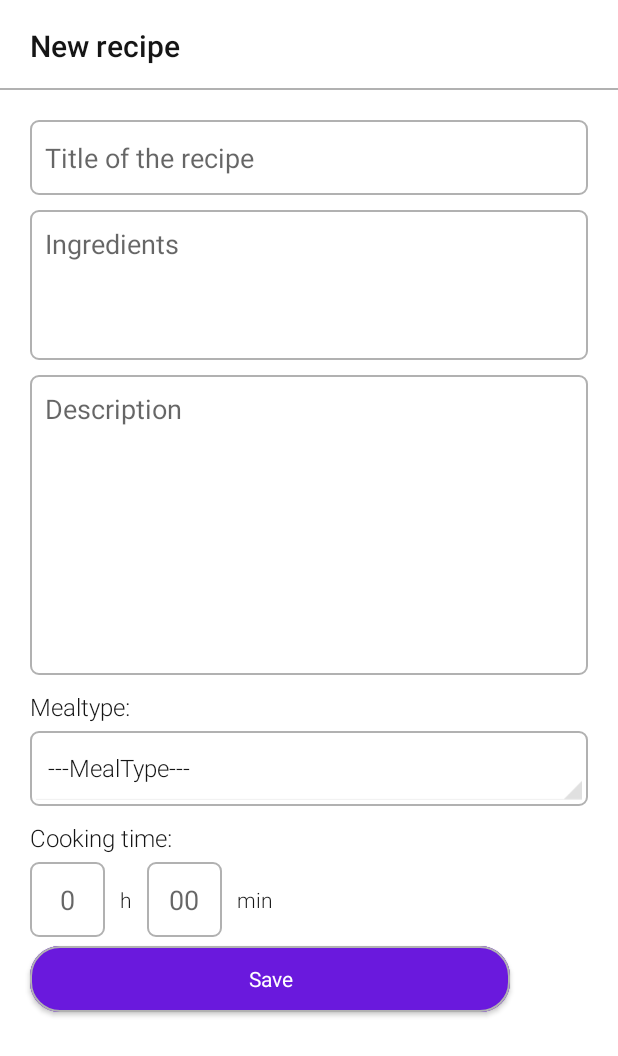
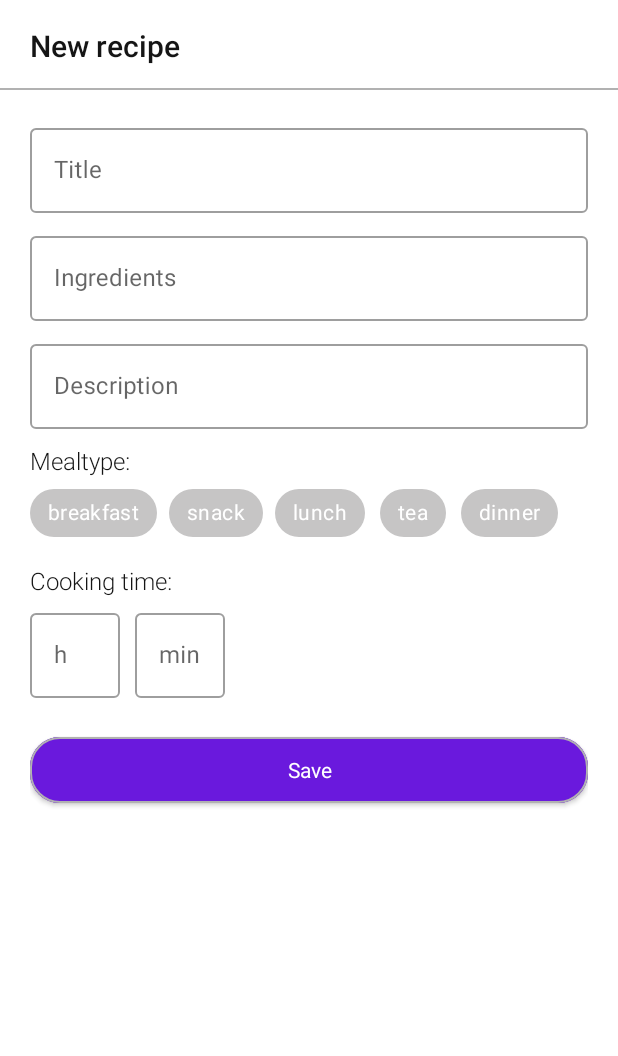
Before and after one commit to ybirukova/CookBook, an Android app: the CreateRecipeFragment screen opened through its navigation route, on a phone screen of 412 x 824 dp. Shown: the top 1056 px of the screen. Run offline under Robolectric (Android 15) with nearby library versions, the phone set to English and light mode, and no system bars; our stand-ins replace navigation-ui; network calls fail; 3 statements that could not run were skipped.

Commit message:
update UI of CreateRecipeScreen

```diff
--- a/app/src/main/java/com/example/cookbook/ui/create_recipe/CreateRecipeFragment.kt
+++ b/app/src/main/java/com/example/cookbook/ui/create_recipe/CreateRecipeFragment.kt
@@ -18,6 +18,7 @@ import com.example.cookbook.databinding.FragmentCreateRecipeBinding
 import com.example.cookbook.di.ViewModelFactory
 import com.example.cookbook.ui.MainActivity
 import com.example.cookbook.utils.Constants.Companion.EMPTY_STRING
+import com.google.android.material.chip.Chip
 import javax.inject.Inject
 
 class CreateRecipeFragment : Fragment() {
@@ -97,10 +98,17 @@ class CreateRecipeFragment : Fragment() {
             val totalTime =
                 "$hoursStr ${resources.getString(R.string.hours)} $minStr ${resources.getString(R.string.min)}"
 
+            val selectedChips: MutableList<String> = mutableListOf()
+
+            for (chipId in cgMealtype.checkedChipIds) {
+                val chip = requireActivity().findViewById<Chip>(chipId)
+                selectedChips.add(chip.text.toString())
+            }
+
             viewModel.createAndSaveRecipeData(
                 label = etTitle.text.toString(),
                 url = etDescription.text.toString(),
-                mealType = spinnerMealType.selectedItem.toString(),
+                mealType = selectedChips.toString(),
                 ingredientLines = listOf(etAddProduct.text.toString()),
                 totalTime = totalTime
             )
--- /dev/null
+++ b/app/src/main/res/color/bg_chip_state_list.xml
@@ -0,0 +1,5 @@
+<?xml version="1.0" encoding="utf-8"?>
+<selector xmlns:android="http://schemas.android.com/apk/res/android">
+    <item android:color="@color/checked_chips_purple" android:state_checked="true" />
+    <item android:color="@color/unchecked_chips_light_gray" android:state_checked="false" />
+</selector>
--- /dev/null
+++ b/app/src/main/res/color/text_chip_state_list.xml
@@ -0,0 +1,5 @@
+<?xml version="1.0" encoding="utf-8"?>
+<selector xmlns:android="http://schemas.android.com/apk/res/android">
+    <item android:color="@color/purple_500" android:state_checked="true" />
+    <item android:color="@color/white" />
+</selector>
--- a/app/src/main/res/layout/fragment_create_recipe.xml
+++ b/app/src/main/res/layout/fragment_create_recipe.xml
@@ -44,125 +44,113 @@
         <LinearLayout
             android:layout_width="match_parent"
             android:layout_height="0dp"
+            android:layout_marginHorizontal="20dp"
             android:orientation="vertical"
             app:layout_constraintBottom_toBottomOf="parent"
             app:layout_constraintTop_toTopOf="parent">
 
-            <LinearLayout
-                android:id="@+id/ll_title"
+            <com.google.android.material.textfield.TextInputLayout
+                android:id="@+id/layout_title"
+                style="@style/Widget.MaterialComponents.TextInputLayout.OutlinedBox"
                 android:layout_width="match_parent"
                 android:layout_height="wrap_content"
-                android:layout_marginStart="20dp"
                 android:layout_marginTop="20dp"
-                android:layout_marginEnd="20dp"
-                android:background="@drawable/background_edit"
-                android:orientation="horizontal"
-                app:layout_constraintEnd_toEndOf="parent"
-                app:layout_constraintStart_toStartOf="parent"
-                app:layout_constraintTop_toTopOf="parent">
+                android:hint="@string/hint_title">
 
-                <EditText
+                <com.google.android.material.textfield.TextInputEditText
                     android:id="@+id/et_title"
-                    style="@android:style/TextAppearance.Medium"
                     android:layout_width="match_parent"
-                    android:layout_height="50dp"
-                    android:layout_marginStart="10dp"
-                    android:layout_marginEnd="10dp"
-                    android:background="@color/transparent"
-                    android:hint="@string/hint_title"
+                    android:layout_height="wrap_content"
                     android:inputType="textMultiLine"
-                    android:maxLines="5" />
-            </LinearLayout>
+                    android:maxLines="2" />
+            </com.google.android.material.textfield.TextInputLayout>
 
-            <LinearLayout
-                android:id="@+id/ll_add_product"
+            <com.google.android.material.textfield.TextInputLayout
+                android:id="@+id/layout_add_product"
+                style="@style/Widget.MaterialComponents.TextInputLayout.OutlinedBox"
                 android:layout_width="match_parent"
-                android:layout_height="100dp"
-                android:layout_marginStart="20dp"
+                android:layout_height="wrap_content"
                 android:layout_marginTop="10dp"
-                android:layout_marginEnd="20dp"
-                android:background="@drawable/background_edit"
-                android:orientation="horizontal"
-                app:layout_constraintTop_toBottomOf="@+id/ll_title">
+                android:hint="@string/ingredients_1">
 
-                <EditText
+                <com.google.android.material.textfield.TextInputEditText
                     android:id="@+id/et_add_product"
                     android:layout_width="match_parent"
-                    android:layout_height="match_parent"
-                    android:layout_marginStart="10dp"
-                    android:layout_marginTop="10dp"
-                    android:layout_marginEnd="10dp"
-                    android:background="@color/transparent"
-                    android:gravity="top"
-                    android:hint="@string/ingredients_1"
-                    android:inputType="textMultiLine"
-                    app:layout_constraintStart_toEndOf="@+id/plus" />
-            </LinearLayout>
+                    android:layout_height="wrap_content"
+                    android:inputType="textMultiLine" />
+            </com.google.android.material.textfield.TextInputLayout>
 
-            <LinearLayout
-                android:id="@+id/ll_description"
+            <com.google.android.material.textfield.TextInputLayout
+                android:id="@+id/layout_description"
+                style="@style/Widget.MaterialComponents.TextInputLayout.OutlinedBox"
                 android:layout_width="match_parent"
-                android:layout_height="200dp"
-                android:layout_marginStart="20dp"
+                android:layout_height="wrap_content"
                 android:layout_marginTop="10dp"
-                android:layout_marginEnd="20dp"
-                android:background="@drawable/background_edit"
-                android:orientation="horizontal"
-                app:layout_constraintEnd_toEndOf="parent"
-                app:layout_constraintStart_toStartOf="parent"
-                app:layout_constraintTop_toBottomOf="@+id/ll_add_product">
+                android:hint="@string/hint_description">
 
-                <EditText
+                <com.google.android.material.textfield.TextInputEditText
                     android:id="@+id/et_description"
-                    style="@android:style/TextAppearance.Medium"
                     android:layout_width="match_parent"
-                    android:layout_height="match_parent"
-                    android:layout_marginStart="10dp"
-                    android:layout_marginTop="10dp"
-                    android:layout_marginEnd="10dp"
-                    android:background="@color/transparent"
-                    android:gravity="top"
-                    android:hint="@string/hint_description"
-                    android:inputType="textMultiLine"
-                    android:maxLines="10" />
-            </LinearLayout>
+                    android:layout_height="wrap_content"
+                    android:inputType="textMultiLine" />
+            </com.google.android.material.textfield.TextInputLayout>
 
             <TextView
                 android:id="@+id/title_mealtype"
                 android:layout_width="wrap_content"
                 android:layout_height="wrap_content"
-                android:layout_marginStart="20dp"
                 android:layout_marginTop="10dp"
                 android:text="@string/title_mealtype"
                 android:textSize="16sp"
                 app:layout_constraintStart_toStartOf="parent"
                 app:layout_constraintTop_toBottomOf="@+id/ll_description" />
 
-            <LinearLayout
-                android:id="@+id/ll_spinner_meal_type"
+            <com.google.android.material.chip.ChipGroup
+                android:id="@+id/cg_mealtype"
+                style="@style/Widget.MaterialComponents.Chip.Choice"
                 android:layout_width="match_parent"
-                android:layout_height="wrap_content"
-                android:layout_marginStart="20dp"
-                android:layout_marginTop="5dp"
-                android:layout_marginEnd="20dp"
-                android:background="@drawable/background_edit"
-                android:orientation="horizontal"
-                app:layout_constraintEnd_toEndOf="parent"
-                app:layout_constraintStart_toStartOf="parent"
-                app:layout_constraintTop_toBottomOf="@+id/title_mealtype">
+                android:layout_height="wrap_content">
 
-                <Spinner
-                    android:id="@+id/spinner_meal_type"
-                    android:layout_width="match_parent"
-                    android:layout_height="50dp"
-                    android:entries="@array/spinner_array_meal_type" />
-            </LinearLayout>
+                <com.google.android.material.chip.Chip
+                    android:id="@+id/chip_1"
+                    style="@style/ChipStyle"
+                    android:layout_width="wrap_content"
+                    android:layout_height="wrap_content"
+                    android:text="@string/breakfast" />
+
+                <com.google.android.material.chip.Chip
+                    android:id="@+id/chip_2"
+                    style="@style/ChipStyle"
+                    android:layout_width="wrap_content"
+                    android:layout_height="wrap_content"
+                    android:text="@string/snack" />
+
+                <com.google.android.material.chip.Chip
+                    android:id="@+id/chip_3"
+                    style="@style/ChipStyle"
+                    android:layout_width="wrap_content"
+                    android:layout_height="wrap_content"
+                    android:text="@string/lunch" />
+
+                <com.google.android.material.chip.Chip
+                    android:id="@+id/chip_4"
+                    style="@style/ChipStyle"
+                    android:layout_width="wrap_content"
+                    android:layout_height="wrap_content"
+                    android:text="@string/tea" />
+
+                <com.google.android.material.chip.Chip
+                    android:id="@+id/chip_5"
+                    style="@style/ChipStyle"
+                    android:layout_width="wrap_content"
+                    android:layout_height="wrap_content"
+                    android:text="@string/dinner" />
+            </com.google.android.material.chip.ChipGroup>
 
             <TextView
                 android:id="@+id/title_cooking_time"
                 android:layout_width="wrap_content"
                 android:layout_height="wrap_content"
-                android:layout_marginStart="20dp"
                 android:layout_marginTop="10dp"
                 android:text="@string/title_cooking_time"
                 android:textSize="16sp"
@@ -173,75 +161,48 @@
                 android:id="@+id/et_cooking_time"
                 android:layout_width="match_parent"
                 android:layout_height="wrap_content"
-                android:layout_marginStart="20dp"
                 android:layout_marginTop="5dp"
-                android:layout_marginEnd="20dp"
                 android:orientation="horizontal"
                 app:layout_constraintEnd_toEndOf="parent"
                 app:layout_constraintStart_toStartOf="parent"
                 app:layout_constraintTop_toBottomOf="@+id/title_cooking_time">
 
-                <LinearLayout
-                    android:layout_width="50dp"
-                    android:layout_height="50dp"
-                    android:background="@drawable/background_edit">
+                <com.google.android.material.textfield.TextInputLayout
+                    style="@style/Widget.MaterialComponents.TextInputLayout.OutlinedBox"
+                    android:layout_width="60dp"
+                    android:layout_height="wrap_content"
+                    android:hint="@string/hours">
 
-                    <EditText
+                    <com.google.android.material.textfield.TextInputEditText
                         android:id="@+id/et_hours"
-                        style="@android:style/TextAppearance.Medium"
                         android:layout_width="match_parent"
-                        android:layout_height="match_parent"
-                        android:layout_gravity="center"
-                        android:background="@color/transparent"
-                        android:hint="0"
+                        android:layout_height="wrap_content"
                         android:inputType="time"
-                        android:maxLength="2"
-                        android:padding="5dp"
-                        android:textAlignment="center" />
-                </LinearLayout>
+                        android:maxLength="2" />
+                </com.google.android.material.textfield.TextInputLayout>
 
-                <TextView
-                    android:layout_width="wrap_content"
+                <com.google.android.material.textfield.TextInputLayout
+                    style="@style/Widget.MaterialComponents.TextInputLayout.OutlinedBox"
+                    android:layout_width="60dp"
                     android:layout_height="wrap_content"
-                    android:layout_gravity="center"
                     android:layout_marginStart="10dp"
-                    android:text="@string/hours" />
+                    android:hint="@string/min">
 
-                <LinearLayout
-                    android:layout_width="50dp"
-                    android:layout_height="50dp"
-                    android:layout_marginStart="10dp"
-                    android:background="@drawable/background_edit">
-
-                    <EditText
+                    <com.google.android.material.textfield.TextInputEditText
                         android:id="@+id/et_min"
-                        style="@android:style/TextAppearance.Medium"
                         android:layout_width="match_parent"
-                        android:layout_height="match_parent"
-                        android:layout_gravity="center"
-                        android:background="@color/transparent"
-                        android:hint="00"
+                        android:layout_height="wrap_content"
                         android:inputType="time"
-                        android:maxLength="2"
-                        android:textAlignment="center" />
-                </LinearLayout>
-
-                <TextView
-                    android:layout_width="wrap_content"
-                    android:layout_height="wrap_content"
-                    android:layout_gravity="center"
-                    android:layout_marginStart="10dp"
-                    android:text="@string/min" />
+                        android:maxLength="2" />
+                </com.google.android.material.textfield.TextInputLayout>
             </LinearLayout>
 
             <Button
                 android:id="@+id/button_done"
                 style="@style/Widget.MyApp.ButtonStyle"
-                android:layout_width="320dp"
+                android:layout_width="match_parent"
                 android:layout_height="56dp"
-                android:layout_marginStart="20dp"
-                android:layout_marginEnd="20dp"
-                android:layout_marginBottom="20dp"
+                android:layout_marginVertical="20dp"
                 android:backgroundTint="@color/purple_500"
                 android:text="@string/save"
                 android:textColor="@color/white"
--- a/app/src/main/res/values/colors.xml
+++ b/app/src/main/res/values/colors.xml
@@ -1,12 +1,16 @@
 <?xml version="1.0" encoding="utf-8"?>
 <resources>
     <color name="purple_200">#F3EAFF</color>
+    <color name="purple_300">#B386F1</color>
     <color name="purple_500">#6A19DD</color>
     <color name="purple_700">#FF3700B3</color>
     <color name="teal_200">#FF03DAC5</color>
     <color name="teal_700">#FF018786</color>
     <color name="black">#FF000000</color>
     <color name="white">#FFFFFFFF</color>
+
+    <color name="unchecked_chips_light_gray">#C6C5C5</color>
+    <color name="checked_chips_purple">#C9A4FD</color>
 
     <color name="light_gray_v">#E3E3E3</color>
     <color name="light_gray">#B1B1B1</color>
--- a/app/src/main/res/values/strings.xml
+++ b/app/src/main/res/values/strings.xml
@@ -7,7 +7,7 @@
     <string name="title_my_recipes">My recipes</string>
     <string name="search_title">Search…</string>
 
-    <string name="hint_title">Title of the recipe</string>
+    <string name="hint_title">Title</string>
     <string name="hint_description">Description</string>
     <string name="hint_cooking_time">Cooking time</string>
 
@@ -32,9 +32,15 @@
     <string name="hours">h</string>
     <string name="new_recipe">New recipe</string>
     <string name="save">Save</string>
+
+    <string name="breakfast">breakfast</string>
+    <string name="snack">snack</string>
+    <string name="lunch">lunch</string>
+    <string name="tea">tea</string>
+    <string name="dinner">dinner</string>
     <string-array name="spinner_array_meal_type">
         <item>---MealType---</item>
-        <item>breakfast</item>
+
         <item>snack</item>
         <item>lunch</item>
         <item>tea</item>
--- a/app/src/main/res/values/themes.xml
+++ b/app/src/main/res/values/themes.xml
@@ -1,6 +1,6 @@
-<resources xmlns:tools="http://schemas.android.com/tools">
+<resources>
     <!-- Base application theme. -->
-    <style name="Theme.CookBook" parent="Theme.MaterialComponents.DayNight">
+    <style name="Theme.CookBook" parent="Theme.MaterialComponents.Light">
         <!-- Primary brand color. -->
         <item name="colorPrimary">@color/purple_200</item>
         <item name="titleTextColor">@color/light_gray</item>
@@ -51,4 +51,10 @@
         <item name="android:popupBackground">@color/white</item>
     </style>
 
+    <style name="ChipStyle" parent="Widget.MaterialComponents.Chip.Choice">
+        <item name="chipBackgroundColor">@color/bg_chip_state_list</item>
+        <item name="textFillColor">@color/text_chip_state_list</item>
+        <item name="android:textColor">@color/text_chip_state_list</item>
+    </style>
+
 </resources>
```
Also changed, not shown: 1 other file.
